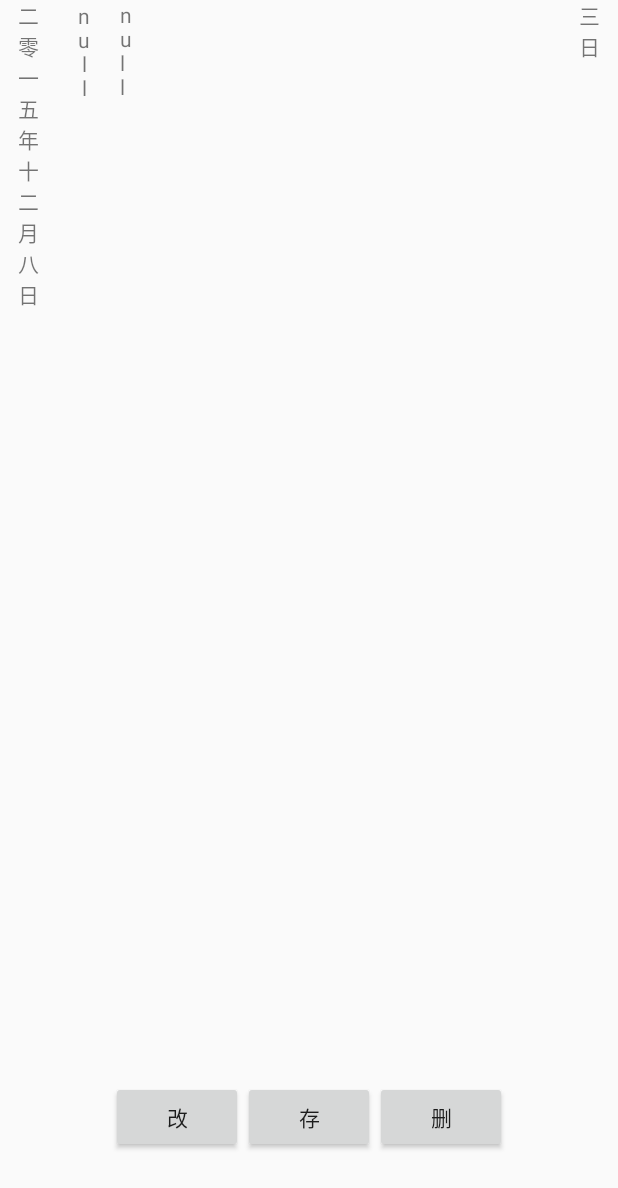
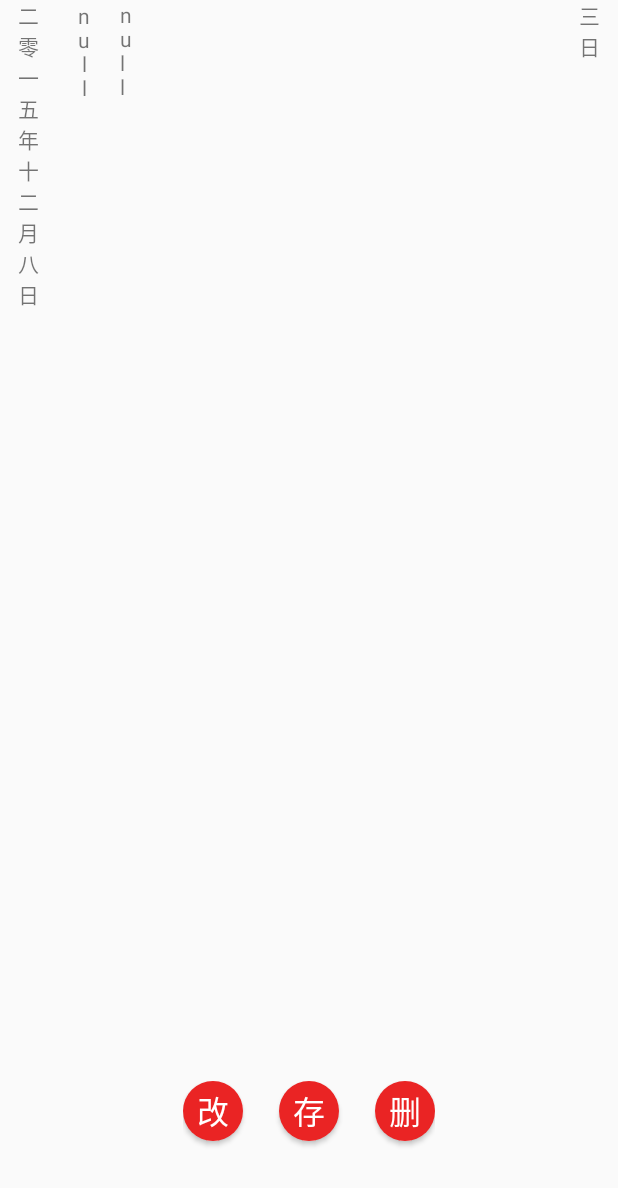
Before and after one commit to gougouccnu/tinyNote, an Android app: the EditNoteActivity screen opened directly, with no data from a screen before it, on a phone screen of 412 x 824 dp. Shown: the top 1188 px of the screen. Run offline under Robolectric (Android 15) with nearby library versions, the phone set to English and light mode, and no system bars; Roboto replaces fonts that are not available here; 4 statements that could not run were skipped.

Commit message:
按钮修改为圆形

```diff
--- /dev/null
+++ b/app/src/main/res/drawable/custombutton.xml
@@ -0,0 +1,20 @@
+<?xml version="1.0" encoding="utf-8"?>
+<shape
+    xmlns:android="http://schemas.android.com/apk/res/android"
+    android:shape="rectangle" >
+
+    <corners
+        android:radius="100dp"
+        />
+    <solid
+        android:color="#ea2424"
+        />
+    <size
+        android:width="45dp"
+        android:height="45dp"
+        />
+    <!--stroke
+        android:width="3dp"
+        android:color="#878787"
+        /-->
+</shape>
--- a/app/src/main/res/layout/activity_main.xml
+++ b/app/src/main/res/layout/activity_main.xml
@@ -12,24 +12,24 @@
     <com.mycompany.tinynote.TextViewVertical
         android:id="@+id/title_year"
         android:text="二零一五年"
-        style="@style/textViewVertical"
+        style="@style/customFont"
         android:gravity="right"
         android:layout_width="match_parent"
         android:layout_height="wrap_content"
         android:typeface="normal"/>
-
     <Button
         android:id="@+id/button_write"
         android:text="写"
-        style="@style/textViewVertical"
-        android:layout_width="wrap_content"
-        android:layout_height="wrap_content"
+        android:textColor="#FFFFFF"
+        android:textSize="21sp"
+        android:layout_width="40dp"
+        android:layout_height="40dp"
+        android:background="@drawable/custombutton"
         android:layout_alignParentRight="true"
         android:layout_alignParentBottom="false"
         android:layout_alignParentTop="false"
         android:layout_below="@+id/title_year"
-        android:textColor="#ffff383b"
-        android:layout_gravity="right" />
+        android:layout_gravity="right"/>
 
     <LinearLayout
         android:orientation="horizontal"
@@ -52,7 +52,9 @@
                 android:layout_below="@+id/button_write"
                 android:paddingLeft="0dp"
                 android:paddingRight="0dp"
-                android:layout_gravity="right">
+                android:layout_gravity="right"
+                android:layout_marginLeft="50dp"
+                android:layout_marginRight="50dp">
 
             </com.mycompany.tinynote.HorizontalListView>
         </LinearLayout>
@@ -60,7 +62,7 @@
         <com.mycompany.tinynote.TextViewVertical
             android:id="@+id/title_month"
             android:text="六月"
-            style="@style/textViewVertical"
+            style="@style/customFont"
             android:layout_width="0dp"
             android:layout_height="wrap_content"
             android:layout_alignParentRight="true"
--- a/app/src/main/res/layout/edit_note.xml
+++ b/app/src/main/res/layout/edit_note.xml
@@ -13,6 +13,7 @@
         <com.mycompany.tinynote.TextViewVertical
             android:id="@+id/note_edit_time"
             android:text="二零一五年十二月八日"
+            style="@style/customFont"
             android:layout_width="0dp"
             android:layout_height="wrap_content"
             android:layout_weight="1"
@@ -20,6 +21,7 @@
         <com.mycompany.tinynote.TextViewVertical
             android:id="@+id/note_edit_location"
             android:text="武汉市"
+            style="@style/customFont"
             android:layout_width="0dp"
             android:layout_height="wrap_content"
             android:layout_weight="1"
@@ -43,6 +45,7 @@
         <com.mycompany.tinynote.TextViewVertical
             android:id="@+id/note_edit_title"
             android:text="三日"
+            style="@style/customFont"
             android:layout_width="0dp"
             android:layout_height="wrap_content"
             android:layout_weight="1"
@@ -59,19 +62,50 @@
 
         <Button
             android:id="@+id/edit"
+
             android:text="改"
-            android:layout_width="wrap_content"
-            android:layout_height="wrap_content" />
+            android:textColor="#FFFFFF"
+            android:textSize="21sp"
+
+            android:layout_width="40dp"
+            android:layout_height="40dp"
+            android:background="@drawable/custombutton"
+            android:layout_marginRight="24dp" />
         <Button
+            android:id="@+id/save"
+
+            android:text="存"
+            android:textColor="#FFFFFF"
+            android:textSize="21sp"
+
+            android:layout_width="40dp"
+            android:layout_height="40dp"
+            android:background="@drawable/custombutton" />
+        <Button
+            android:id="@+id/delete"
+
+            android:text="删"
+            android:textColor="#FFFFFF"
+            android:textSize="21sp"
+
+            android:layout_width="40dp"
+            android:layout_height="40dp"
+            android:background="@drawable/custombutton"
+            android:layout_marginLeft="24dp" />
+        <!--Button
+            style="@style/customButton"
             android:id="@+id/save"
             android:text="存"
             android:layout_width="wrap_content"
             android:layout_height="wrap_content" />
         <Button
+            style="@style/customButton"
             android:id="@+id/delete"
             android:text="删"
             android:layout_width="wrap_content"
-            android:layout_height="wrap_content" />
+            android:layout_height="wrap_content"
+            android:background="#ea2424"
+            android:textColor="#fefefe" /-->
 
     </LinearLayout>
 
--- a/app/src/main/res/layout/note_item.xml
+++ b/app/src/main/res/layout/note_item.xml
@@ -10,7 +10,7 @@
     <com.mycompany.tinynote.TextViewVertical
         android:id="@+id/note_item"
         android:text="一日"
-        style="@style/textViewVertical"
+        style="@style/customFont"
         android:layout_width="wrap_content"
         android:layout_height="wrap_content"
         android:typeface="normal"/>
--- a/app/src/main/res/values/styles.xml
+++ b/app/src/main/res/values/styles.xml
@@ -5,7 +5,11 @@
         <!-- Customize your theme here. -->
     </style>
 
-    <style name="textViewVertical" parent="@android:style/Widget.TextView">
+    <style name="customFont" parent="@android:style/Widget.TextView">
         <item name="com.mycompany.tinynote:font">fonts/KangXi.ttf</item>
     </style>
+
+    <style name="customButton" parent="@android:style/Widget.Button" >
+        <item name="android:shape">ring</item>
+    </style>
 </resources>
```
